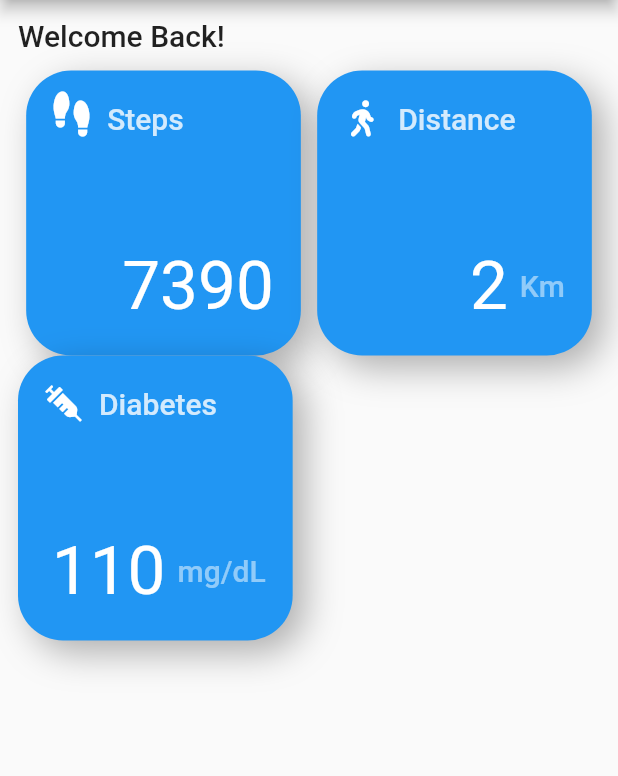
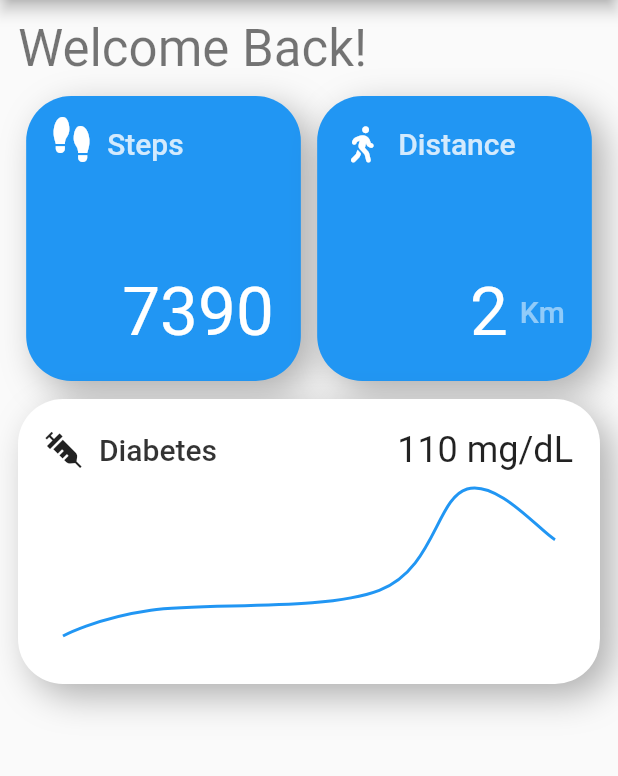
Before and after one commit to SumayaSiddique/Care_4_U_project, a Flutter app: the screen it shows once a user with an empty profile is signed in, on a phone screen of 412 x 824 dp, the part 84-860 px from its top. Run offline on Flutter 3.47's test engine with Material 2 defaults, Android fonts, the phone set to English and light mode, and no system bars; drawn by our look-alikes of fl_chart; our stand-ins replace cloud_firestore, firebase_auth, firebase_core, flutter_svg, font_awesome_flutter, lottie and 1 more; accounts and stored records are empty; Roboto replaces fonts that are missing (SF Pro Rounded).

Commit message:
Update HomeView.dart

```diff
--- a/care_4_u_project/lib/Screens/Home/HomeView.dart
+++ b/care_4_u_project/lib/Screens/Home/HomeView.dart
@@ -1,4 +1,5 @@
 import 'package:care_4_u_project/Services/FirebaseAuth/auth_service.dart';
+import 'package:fl_chart/fl_chart.dart';
 import 'package:flutter/material.dart';
 import 'package:font_awesome_flutter/font_awesome_flutter.dart';
 import 'package:provider/provider.dart';
@@ -36,7 +37,7 @@ class HomeView extends StatelessWidget {
                 ),
                 child: Text(
                   "Welcome Back!",
-                  style: theme.headline6,
+                  style: theme.headline4,
                 ),
               ),
               Row(
@@ -69,32 +70,157 @@ class HomeView extends StatelessWidget {
                   ),
                 ],
               ),
-              Row(
-                mainAxisAlignment: MainAxisAlignment.spaceBetween,
+              Padding(
+                padding: const EdgeInsets.symmetric(vertical: 12.0),
+                child: Row(
+                  mainAxisAlignment: MainAxisAlignment.center,
                   children: [
-                  GestureDetector(
+                    Expanded(
+                      child: GestureDetector(
                         onTap: () => {
                           Navigator.pushNamed(context, 'diabetes-details'),
                         },
-                    child: HomeMediumCard(
+                        child: HomeLargeCard(
                           size: size,
                           theme: theme,
-                      title: "110",
+                          title: "110 mg/dL",
                           subtitle: "Diabetes",
                           icon: RotatedBox(
                             quarterTurns: 3,
                             child: Icon(
                               FontAwesomeIcons.syringe,
-                          color: Colors.white,
+                              // color: Colors.white,
                             ),
                           ),
-                      caption: 'mg/dL',
+                        ),
                       ),
                     ),
                   ],
                 ),
+              ),
             ],
           ),
+        ),
+      ),
+    );
+  }
+}
+
+class HomeLargeCard extends StatelessWidget {
+  const HomeLargeCard({
+    Key? key,
+    required this.size,
+    required this.theme,
+    required this.title,
+    required this.subtitle,
+    required this.icon,
+  }) : super(key: key);
+
+  final Size size;
+  final TextTheme theme;
+  final String title;
+  final String subtitle;
+
+  final Widget icon;
+
+  @override
+  Widget build(BuildContext context) {
+    return Container(
+      height: 190,
+      width: size.width / 2.25,
+      decoration: BoxDecoration(
+        color: Colors.white,
+        // gradient: LinearGradient(
+        //   begin: Alignment.topLeft,
+        //   end: Alignment.bottomRight,
+        //   colors: [
+        //     Color(0xffFF6A88),
+        //     Color(0xffFF9A8B),
+        //     // Color(0xffFF99AC),
+        //   ],
+        // ),
+        borderRadius: BorderRadius.circular(30),
+        boxShadow: [
+          BoxShadow(
+            color: Colors.black.withOpacity(0.3),
+            blurRadius: 20,
+            offset: Offset(8, 8),
+          ),
+        ],
+      ),
+      child: Padding(
+        padding: const EdgeInsets.symmetric(
+          vertical: 20.0,
+          horizontal: 18,
+        ),
+        child: Column(
+          crossAxisAlignment: CrossAxisAlignment.start,
+          mainAxisAlignment: MainAxisAlignment.spaceBetween,
+          children: [
+            Row(
+              mainAxisAlignment: MainAxisAlignment.spaceBetween,
+              children: [
+                Row(
+                  children: [
+                    icon,
+                    SizedBox(
+                      width: 12,
+                    ),
+                    Text(
+                      subtitle,
+                      style: TextStyle(
+                        color: Colors.black.withOpacity(0.8),
+                        fontSize: theme.headline6!.fontSize,
+                        fontWeight: FontWeight.w500,
+                      ),
+                    ),
+                  ],
+                ),
+                Flexible(
+                  child: Text(
+                    title,
+                    style: theme.headline5,
+                  ),
+                ),
+              ],
+            ),
+            Flexible(
+              child: Padding(
+                padding: const EdgeInsets.all(12.0),
+                child: LineChart(
+                  LineChartData(
+                      lineBarsData: [
+                        LineChartBarData(
+                          spots: [
+                            FlSpot(4, 10),
+                            FlSpot(14, 61),
+                            FlSpot(40, 100),
+                            FlSpot(50, 300),
+                            FlSpot(60, 200),
+                          ],
+                          isCurved: true,
+                          colors: [
+                            Colors.blue,
+                          ],
+                          barWidth: 2,
+                          dotData: FlDotData(
+                            show: false,
+                          ),
+                        ),
+                      ],
+                      titlesData: FlTitlesData(
+                        show: false,
+                      ),
+                      borderData: FlBorderData(
+                        show: false,
+                      ),
+                      gridData: FlGridData(
+                        show: false,
+                      )),
+                ),
+              ),
+            )
+          ],
         ),
       ),
     );
```
Lines whose indentation alone changed are shown as unchanged.
